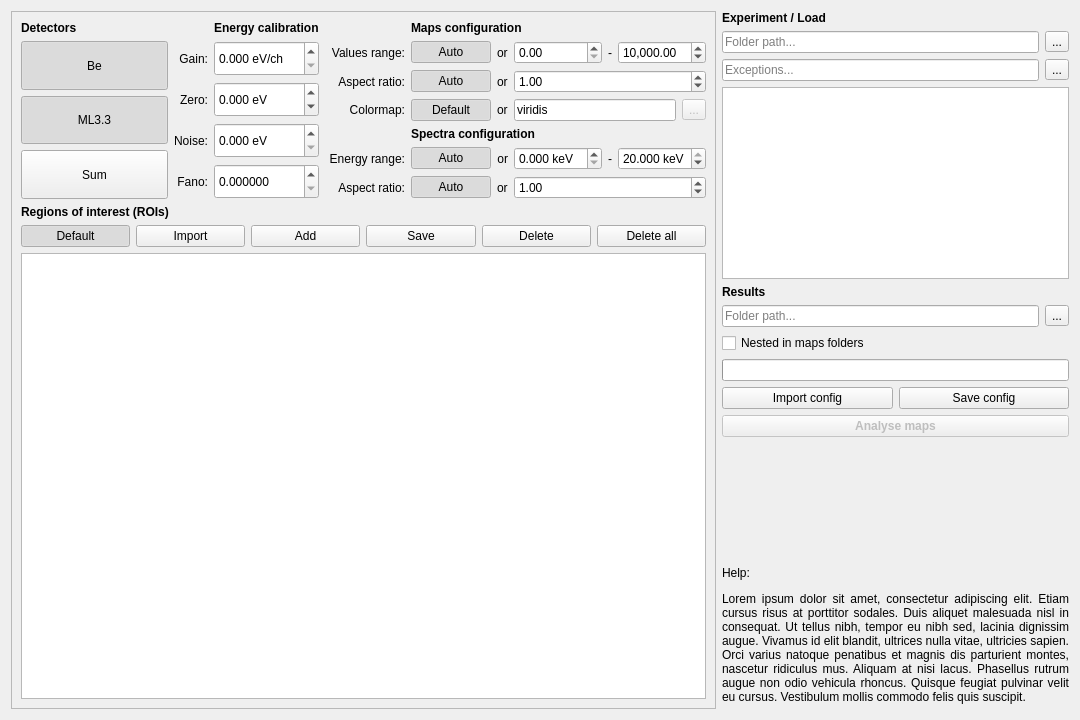
Above: batch.ui from pfilipl/PolyX-XRF-Data-Analyser before the change. Below: the same form after it.
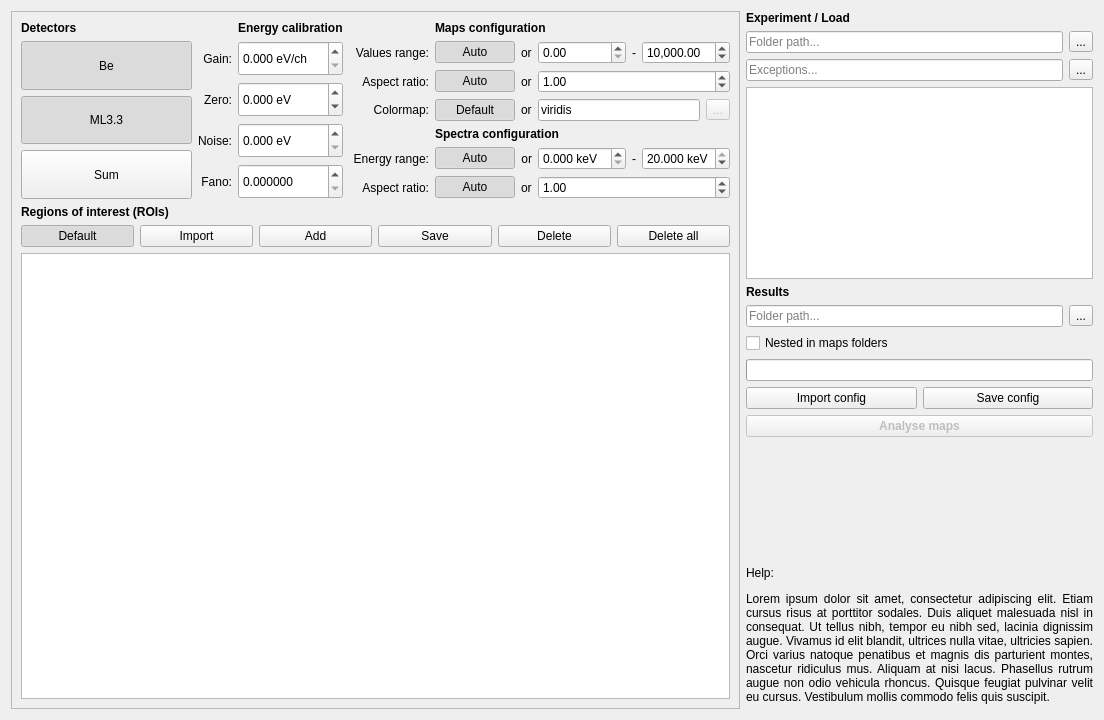
That is the form after the change.

Patch:
```diff
--- a/batch.ui
+++ b/batch.ui
@@ -6,7 +6,7 @@
    <rect>
     <x>0</x>
     <y>0</y>
-    <width>1080</width>
+    <width>1104</width>
     <height>720</height>
    </rect>
   </property>
```
Left out of the diff: 201 changed lines with no effect on the pictures.
